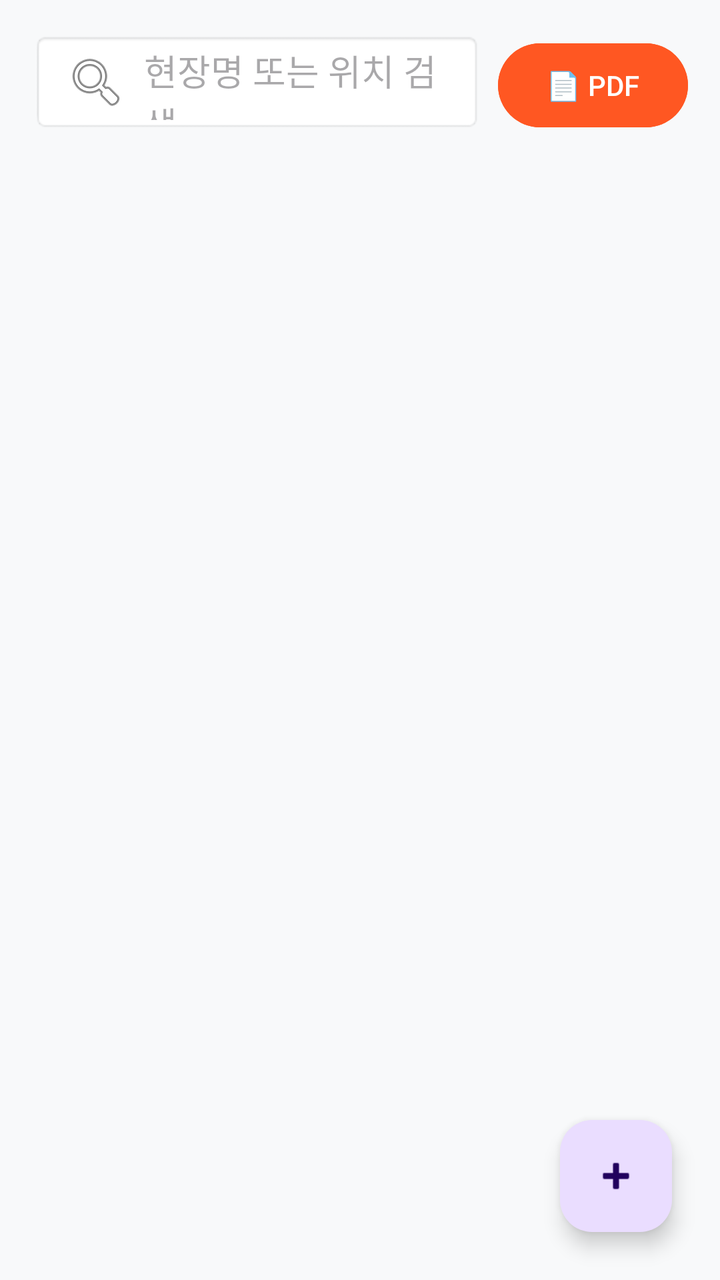
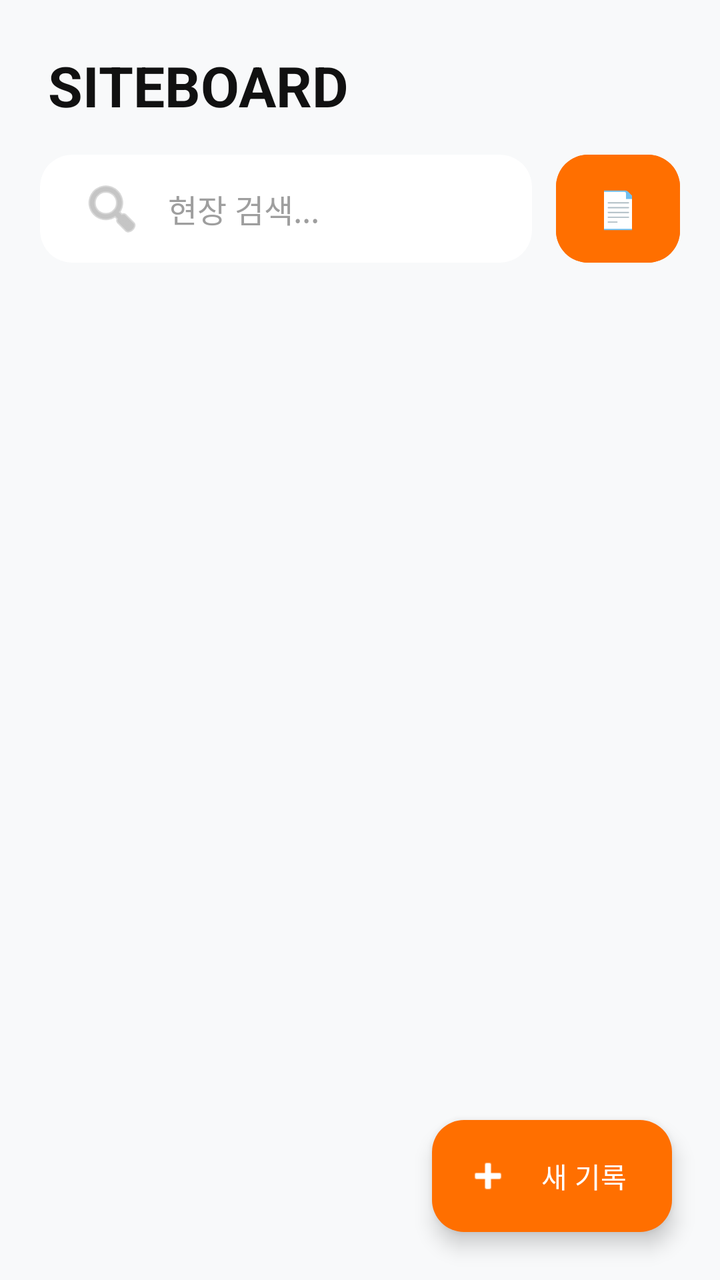

An Android layout rendered at two revisions. The XML below is the earlier revision; the diff shows what the commit changed to produce the second picture.
<!-- AndroidManifest.xml: application theme Theme.Siteboard -->
<!-- res/layout/activity_main.xml -->
<?xml version="1.0" encoding="utf-8"?>
<androidx.constraintlayout.widget.ConstraintLayout
    xmlns:android="http://schemas.android.com/apk/res/android"
    xmlns:app="http://schemas.android.com/apk/res-auto"
    android:layout_width="match_parent"
    android:layout_height="match_parent"
    android:background="#F8F9FA">

    <LinearLayout
        android:id="@+id/layoutTop"
        android:layout_width="match_parent"
        android:layout_height="wrap_content"
        android:orientation="horizontal"
        android:layout_margin="16dp"
        app:layout_constraintTop_toTopOf="parent">

        <EditText
            android:id="@+id/etSearch"
            android:layout_width="0dp"
            android:layout_height="50dp"
            android:layout_weight="1"
            android:background="@android:drawable/editbox_background"
            android:hint="현장명 또는 위치 검색..."
            android:paddingStart="16dp"
            android:drawableStart="@android:drawable/ic_menu_search"
            android:drawablePadding="8dp" />

        <Button
            android:id="@+id/btnExportPdf"
            android:layout_width="wrap_content"
            android:layout_height="50dp"
            android:text="📄 PDF"
            android:layout_marginStart="8dp"
            android:backgroundTint="#FF5722"/>
    </LinearLayout>

    <LinearLayout
        android:id="@+id/layoutEmpty"
        android:layout_width="wrap_content"
        android:layout_height="wrap_content"
        android:orientation="vertical"
        android:gravity="center"
        android:visibility="gone"
        app:layout_constraintTop_toBottomOf="@id/layoutTop"
        app:layout_constraintBottom_toBottomOf="parent"
        app:layout_constraintStart_toStartOf="parent"
        app:layout_constraintEnd_toEndOf="parent">

        <TextView
            android:layout_width="wrap_content"
            android:layout_height="wrap_content"
            android:text="📷"
            android:textSize="48sp"
            android:layout_marginBottom="16dp"/>
        <TextView
            android:layout_width="wrap_content"
            android:layout_height="wrap_content"
            android:text="첫 현장 기록을 남겨보세요!"
            android:textSize="18sp"
            android:textColor="#888888"
            android:textStyle="bold"/>
    </LinearLayout>

    <androidx.recyclerview.widget.RecyclerView
        android:id="@+id/rvPostList"
        android:layout_width="0dp"
        android:layout_height="0dp"
        android:layout_marginTop="8dp"
        android:clipToPadding="false"
        android:paddingBottom="80dp"
        app:layout_constraintTop_toBottomOf="@id/layoutTop"
        app:layout_constraintBottom_toBottomOf="parent"
        app:layout_constraintStart_toStartOf="parent"
        app:layout_constraintEnd_toEndOf="parent" />

    <com.google.android.material.floatingactionbutton.FloatingActionButton
        android:id="@+id/btnOpenSub"
        android:layout_width="wrap_content"
        android:layout_height="wrap_content"
        android:layout_margin="24dp"
        android:src="@android:drawable/ic_input_add"
        android:contentDescription="새 게시글"
        app:layout_constraintBottom_toBottomOf="parent"
        app:layout_constraintEnd_toEndOf="parent" />

</androidx.constraintlayout.widget.ConstraintLayout>
<!-- resources referenced by this layout -->
<resources>
  <style name="Theme.Siteboard" parent="Base.Theme.Siteboard" />
  <style name="Base.Theme.Siteboard" parent="Theme.Material3.DayNight.NoActionBar">
          
          
      </style>
</resources>

<!-- the commit's change to res/layout/activity_main.xml (unified diff, before → after) -->
@@ -6,80 +6,98 @@
     android:layout_height="match_parent"
     android:background="#F8F9FA">
 
+    <TextView
+        android:id="@+id/tvMainTitle"
+        android:layout_width="wrap_content"
+        android:layout_height="wrap_content"
+        android:text="SITEBOARD"
+        android:textSize="28sp"
+        android:textColor="#111111"
+        android:textStyle="bold"
+        android:layout_margin="24dp"
+        app:layout_constraintTop_toTopOf="parent"
+        app:layout_constraintStart_toStartOf="parent"/>
+
     <LinearLayout
-        android:id="@+id/layoutTop"
+        android:id="@+id/layoutSearch"
         android:layout_width="match_parent"
         android:layout_height="wrap_content"
         android:orientation="horizontal"
-        android:layout_margin="16dp"
-        app:layout_constraintTop_toTopOf="parent">
+        android:layout_marginHorizontal="20dp"
+        android:layout_marginTop="16dp"
+        app:layout_constraintTop_toBottomOf="@id/tvMainTitle">
 
-        <EditText
-            android:id="@+id/etSearch"
+        <androidx.cardview.widget.CardView
             android:layout_width="0dp"
-            android:layout_height="50dp"
+            android:layout_height="54dp"
             android:layout_weight="1"
-            android:background="@android:drawable/editbox_background"
-            android:hint="현장명 또는 위치 검색..."
-            android:paddingStart="16dp"
-            android:drawableStart="@android:drawable/ic_menu_search"
-            android:drawablePadding="8dp" />
+            app:cardCornerRadius="16dp"
+            app:cardElevation="0dp"
+            app:cardBackgroundColor="#FFFFFF">
+
+            <EditText
+                android:id="@+id/etSearch"
+                android:layout_width="match_parent"
+                android:layout_height="match_parent"
+                android:background="@null"
+                android:drawableStart="@android:drawable/ic_menu_search"
+                android:drawablePadding="12dp"
+                android:drawableTint="#9E9E9E"
+                android:hint="현장 검색..."
+                android:paddingHorizontal="20dp"
+                android:textColorHint="#9E9E9E"
+                android:textSize="16sp" />
+        </androidx.cardview.widget.CardView>
 
         <Button
             android:id="@+id/btnExportPdf"
-            android:layout_width="wrap_content"
-            android:layout_height="50dp"
-            android:text="📄 PDF"
-            android:layout_marginStart="8dp"
-            android:backgroundTint="#FF5722"/>
+            android:layout_width="62dp"
+            android:layout_height="54dp"
+            android:layout_marginStart="12dp"
+            android:backgroundTint="#FF6F00"
+            android:insetTop="0dp"
+            android:insetBottom="0dp"
+            android:text="📄"
+            android:textSize="18sp"
+            app:cornerRadius="16dp" />
     </LinearLayout>
 
     <LinearLayout
         android:id="@+id/layoutEmpty"
-        android:layout_width="wrap_content"
+        android:layout_width="match_parent"
         android:layout_height="wrap_content"
         android:orientation="vertical"
         android:gravity="center"
         android:visibility="gone"
-        app:layout_constraintTop_toBottomOf="@id/layoutTop"
-        app:layout_constraintBottom_toBottomOf="parent"
-        app:layout_constraintStart_toStartOf="parent"
-        app:layout_constraintEnd_toEndOf="parent">
+        app:layout_constraintTop_toBottomOf="@id/layoutSearch"
+        app:layout_constraintBottom_toBottomOf="parent">
 
-        <TextView
-            android:layout_width="wrap_content"
-            android:layout_height="wrap_content"
-            android:text="📷"
-            android:textSize="48sp"
-            android:layout_marginBottom="16dp"/>
-        <TextView
-            android:layout_width="wrap_content"
-            android:layout_height="wrap_content"
-            android:text="첫 현장 기록을 남겨보세요!"
-            android:textSize="18sp"
-            android:textColor="#888888"
-            android:textStyle="bold"/>
+        <ImageView android:layout_width="120dp" android:layout_height="120dp" android:src="@android:drawable/ic_menu_camera" android:alpha="0.2" android:layout_marginBottom="16dp"/>
+        <TextView android:layout_width="wrap_content" android:layout_height="wrap_content" android:text="기록된 현장이 없습니다" android:textSize="20sp" android:textColor="#111111" android:textStyle="bold"/>
+        <TextView android:layout_width="wrap_content" android:layout_height="wrap_content" android:text="우측 하단의 + 버튼을 눌러 기록을 시작하세요" android:textSize="14sp" android:textColor="#757575" android:layout_marginTop="8dp"/>
     </LinearLayout>
 
     <androidx.recyclerview.widget.RecyclerView
         android:id="@+id/rvPostList"
-        android:layout_width="0dp"
+        android:layout_width="match_parent"
         android:layout_height="0dp"
-        android:layout_marginTop="8dp"
         android:clipToPadding="false"
-        android:paddingBottom="80dp"
-        app:layout_constraintTop_toBottomOf="@id/layoutTop"
-        app:layout_constraintBottom_toBottomOf="parent"
-        app:layout_constraintStart_toStartOf="parent"
-        app:layout_constraintEnd_toEndOf="parent" />
+        android:padding="12dp"
+        android:paddingTop="24dp"
+        android:layout_marginTop="16dp"
+        app:layout_constraintTop_toBottomOf="@id/layoutSearch"
+        app:layout_constraintBottom_toBottomOf="parent" />
 
-    <com.google.android.material.floatingactionbutton.FloatingActionButton
+    <com.google.android.material.floatingactionbutton.ExtendedFloatingActionButton
         android:id="@+id/btnOpenSub"
         android:layout_width="wrap_content"
         android:layout_height="wrap_content"
         android:layout_margin="24dp"
-        android:src="@android:drawable/ic_input_add"
-        android:contentDescription="새 게시글"
+        android:text="새 기록"
+        android:textColor="#FFFFFF"
+        app:icon="@android:drawable/ic_input_add"
+        app:iconTint="#FFFFFF"
+        app:backgroundTint="#FF6F00"
         app:layout_constraintBottom_toBottomOf="parent"
         app:layout_constraintEnd_toEndOf="parent" />
 
